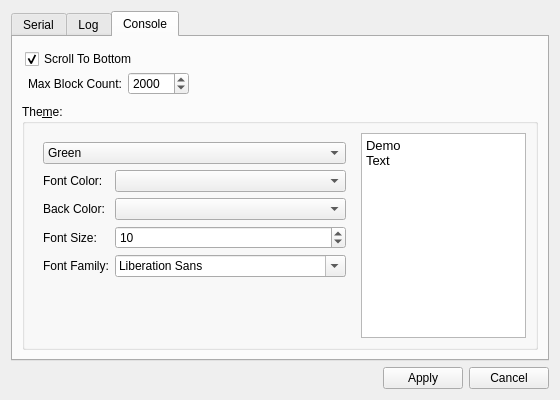
Qt form src/settingsdialog.ui (coolshou/qterminal) before a commit.
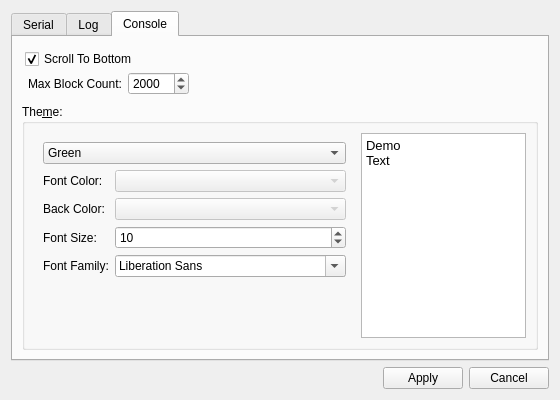
The same form after that commit. The open tabs and pages were chosen to show the change. Icons and pictures are not drawn.

Commit message: update action button state control...

The edit to the form file:
```diff
--- a/src/settingsdialog.ui
+++ b/src/settingsdialog.ui
@@ -463,10 +463,18 @@
               </widget>
              </item>
              <item row="2" column="1">
-              <widget class="QComboBox" name="FontColorComboBox"/>
+              <widget class="QComboBox" name="FontColorComboBox">
+               <property name="enabled">
+                <bool>false</bool>
+               </property>
+              </widget>
              </item>
              <item row="3" column="1">
-              <widget class="QComboBox" name="BaseColorComboBox"/>
+              <widget class="QComboBox" name="BaseColorComboBox">
+               <property name="enabled">
+                <bool>false</bool>
+               </property>
+              </widget>
              </item>
              <item row="3" column="0">
               <widget class="QLabel" name="BaseColorLabel">
```
Left out of the diff: 2 changed lines with no effect on the pictures. The commit also changes 7 other files.
